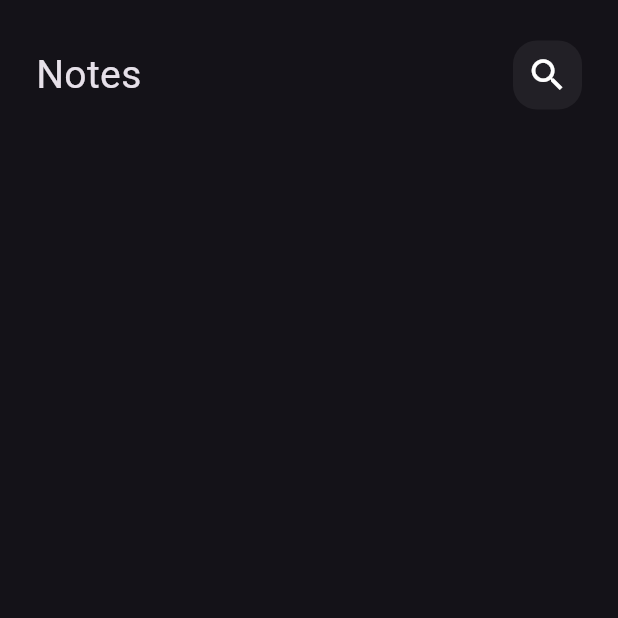
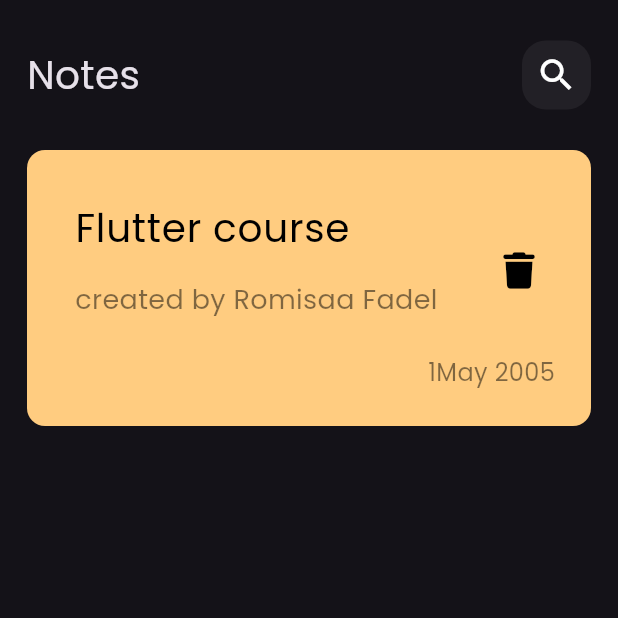
Before and after one commit to romisaa5/Notes_App, a Flutter app: the screen it shows after launch, on a phone screen of 412 x 824 dp, the top half of it. Run offline on Flutter 3.47's test engine with Material 3 defaults, Android fonts, the phone set to English and light mode, and no system bars; our stand-ins replace font_awesome_flutter.

Commit message:
finish custom_note_item

```diff
--- a/lib/main.dart
+++ b/lib/main.dart
@@ -12,7 +12,7 @@ class Notes_app extends StatelessWidget {
   Widget build(BuildContext context) {
     return MaterialApp(
       debugShowCheckedModeBanner: false,
-      theme: ThemeData.dark(),
+      theme: ThemeData(brightness:Brightness.dark,fontFamily: 'Poppins' ),
       home: NoteView(),
     );
   }
--- /dev/null
+++ b/lib/widgets/custom_note_item.dart
@@ -0,0 +1,37 @@
+import 'package:flutter/material.dart';
+import 'package:font_awesome_flutter/font_awesome_flutter.dart';
+
+class CustomNoteItem extends StatelessWidget {
+  const CustomNoteItem({super.key});
+
+  @override
+  Widget build(BuildContext context) {
+    return Container(
+       padding: const EdgeInsets.only(top: 24.0,bottom: 24,left: 16),
+      decoration: BoxDecoration(
+        color: Color(0xffFFCC80),
+        borderRadius: BorderRadius.circular(12),
+      ),
+      child: Column(
+        crossAxisAlignment: CrossAxisAlignment.end,
+        children: [
+          ListTile(
+            title: Text('Flutter course',style: TextStyle(color:Colors.black,fontSize: 26),),
+
+            subtitle:Padding(
+              padding: const EdgeInsets.only(top: 16.0,bottom: 16),
+              child: Text('created by Romisaa Fadel',style: TextStyle(color: Colors.black.withOpacity(.5),fontSize: 18),),
+            ),
+            trailing: IconButton(onPressed: (){}, icon:Icon( FontAwesomeIcons.trash,color:Colors.black ,size: 24,)),
+
+          ),
+          Padding(
+            padding: const EdgeInsets.only(right: 24.0),
+            child: Text('1May 2005',style:TextStyle(color: Colors.black.withOpacity(.5),fontSize: 16) ,),
+          )
+        ],
+      ),
+
+    );
+  }
+}
--- a/lib/widgets/notes_view_body.dart
+++ b/lib/widgets/notes_view_body.dart
@@ -1,4 +1,5 @@
 import 'package:flutter/material.dart';
+import 'package:note_app/widgets/custom_note_item.dart';
 import 'package:note_app/widgets/custum_appbar.dart';
 
 class NotesViewBody
@@ -9,10 +10,11 @@ class NotesViewBody
   @override
   Widget build(BuildContext context) {
     return Padding(
-      padding: const EdgeInsets.symmetric(horizontal: 24.0),
+      padding: const EdgeInsets.symmetric(horizontal: 18.0),
       child: Column(
         children: [
           CustumAppbar(),
+          CustomNoteItem(),
         ],
       ),
     );
```
Also changed, not shown: pubspec.yaml (+8 -12 lines), assets/fonts/Poppins-Regular.ttf (added), pubspec.lock.
